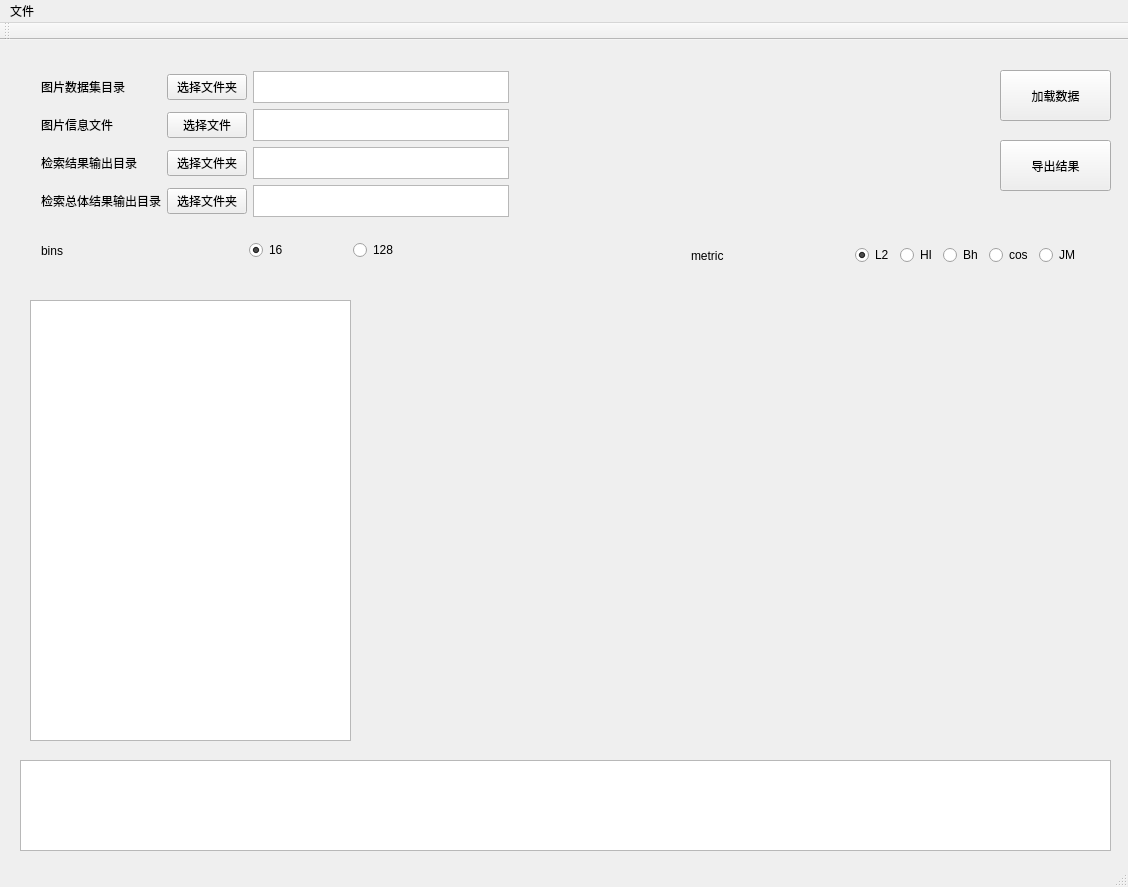
Before: the Qt Designer form QtWidgetsApplication1.ui in simonkorl/CBIR-with-GUI, drawn with Qt 5.
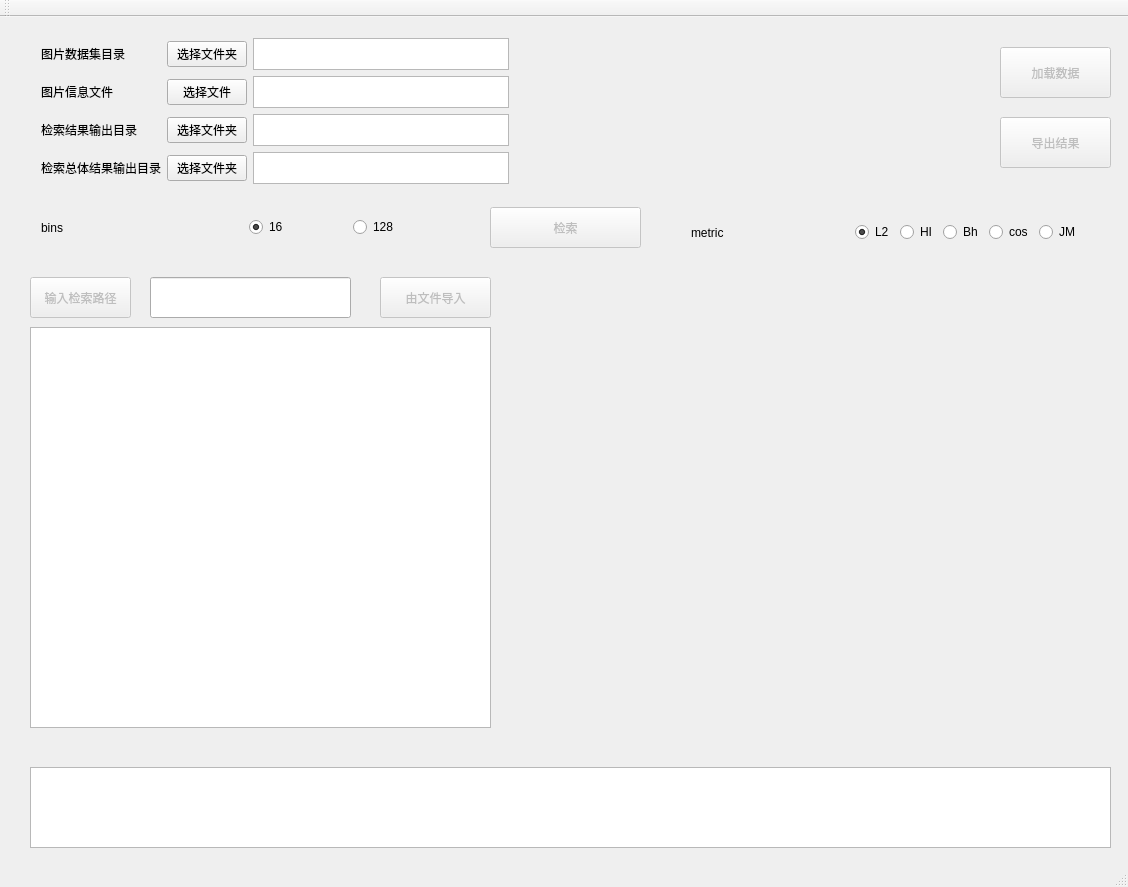
After: the same form once the commit is applied.

```diff
--- a/QtWidgetsApplication1.ui
+++ b/QtWidgetsApplication1.ui
@@ -17,10 +17,10 @@
    <widget class="QTextBrowser" name="textBrowser_5">
     <property name="geometry">
      <rect>
-      <x>20</x>
-      <y>720</y>
-      <width>1091</width>
-      <height>91</height>
+      <x>30</x>
+      <y>750</y>
+      <width>1081</width>
+      <height>81</height>
      </rect>
     </property>
     <property name="placeholderText">
@@ -31,8 +31,8 @@
     <property name="geometry">
      <rect>
       <x>30</x>
-      <y>20</y>
-      <width>951</width>
+      <y>10</y>
+      <width>921</width>
       <height>151</height>
      </rect>
     </property>
@@ -282,6 +282,9 @@
     </layout>
    </widget>
    <widget class="QPushButton" name="loadButton">
+    <property name="enabled">
+     <bool>false</bool>
+    </property>
     <property name="geometry">
      <rect>
       <x>1000</x>
@@ -307,6 +310,9 @@
     </property>
    </widget>
    <widget class="QPushButton" name="exportButton">
+    <property name="enabled">
+     <bool>false</bool>
+    </property>
     <property name="geometry">
      <rect>
       <x>1000</x>
@@ -323,28 +329,73 @@
     <property name="geometry">
      <rect>
       <x>30</x>
+      <y>310</y>
+      <width>461</width>
+      <height>401</height>
+     </rect>
+    </property>
+    <property name="sortingEnabled">
+     <bool>false</bool>
+    </property>
+   </widget>
+   <widget class="QPushButton" name="searchButton">
+    <property name="enabled">
+     <bool>false</bool>
+    </property>
+    <property name="geometry">
+     <rect>
+      <x>490</x>
+      <y>190</y>
+      <width>151</width>
+      <height>41</height>
+     </rect>
+    </property>
+    <property name="text">
+     <string>检索</string>
+    </property>
+   </widget>
+   <widget class="QPushButton" name="queryButton">
+    <property name="enabled">
+     <bool>false</bool>
+    </property>
+    <property name="geometry">
+     <rect>
+      <x>30</x>
       <y>260</y>
-      <width>321</width>
-      <height>441</height>
+      <width>101</width>
+      <height>41</height>
      </rect>
     </property>
+    <property name="text">
+     <string>输入检索路径</string>
+    </property>
    </widget>
-  </widget>
-  <widget class="QMenuBar" name="menuBar">
-   <property name="geometry">
-    <rect>
-     <x>0</x>
-     <y>0</y>
-     <width>1128</width>
-     <height>26</height>
-    </rect>
-   </property>
-   <widget class="QMenu" name="menu">
-    <property name="title">
-     <string>文件</string>
+   <widget class="QLineEdit" name="lineEdit">
+    <property name="geometry">
+     <rect>
+      <x>150</x>
+      <y>260</y>
+      <width>201</width>
+      <height>41</height>
+     </rect>
     </property>
    </widget>
-   <addaction name="menu"/>
+   <widget class="QPushButton" name="queryFileButton">
+    <property name="enabled">
+     <bool>false</bool>
+    </property>
+    <property name="geometry">
+     <rect>
+      <x>380</x>
+      <y>260</y>
+      <width>111</width>
+      <height>41</height>
+     </rect>
+    </property>
+    <property name="text">
+     <string>由文件导入</string>
+    </property>
+   </widget>
   </widget>
   <widget class="QToolBar" name="mainToolBar">
    <attribute name="toolBarArea">
```
Left out of the diff: 23 changed lines with no effect on the pictures.
